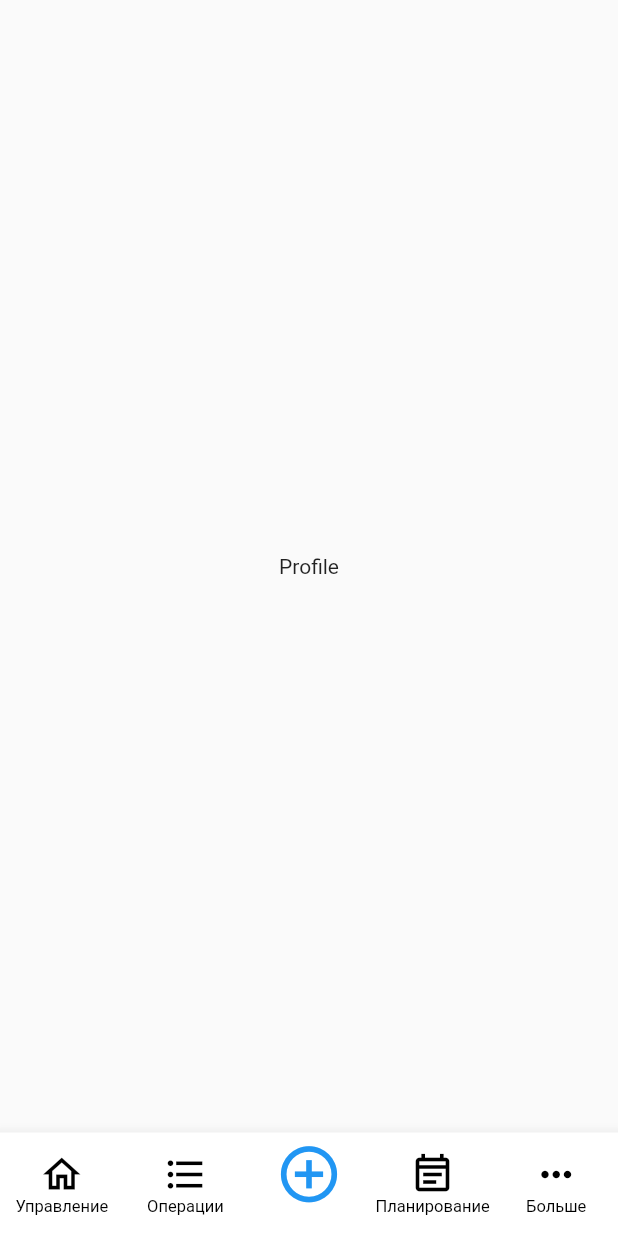
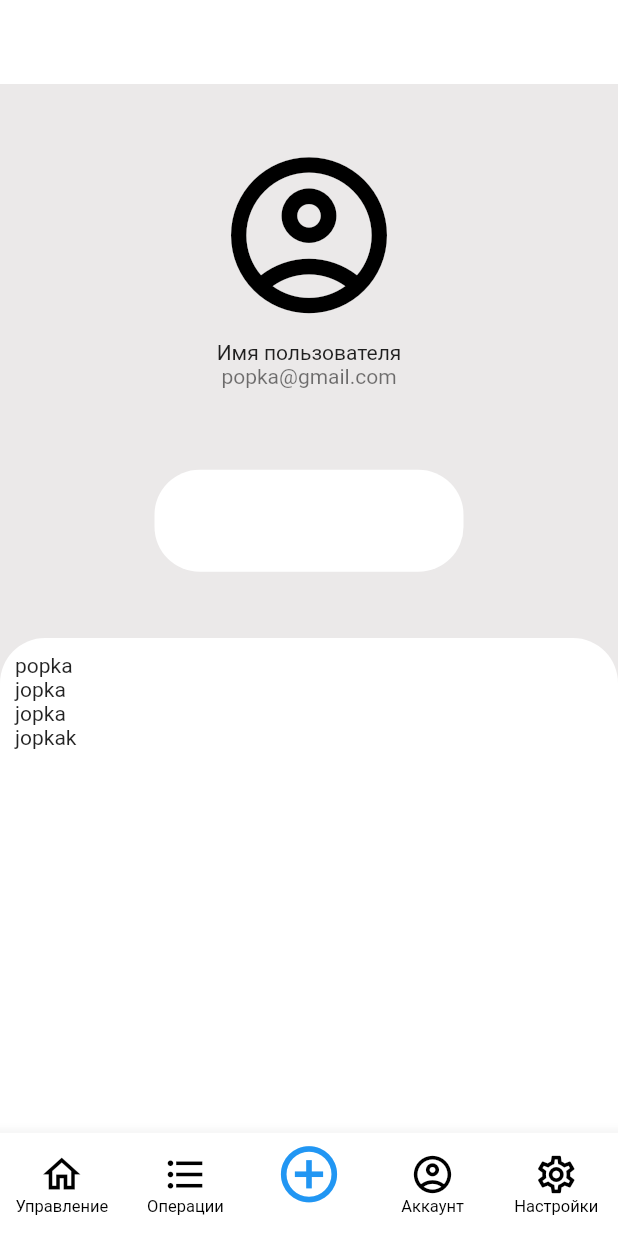
Before and after one commit to nomer900986/fin, a Flutter app: the screen it shows after launch, item 3 of the bottom bar chosen, on a phone screen of 412 x 824 dp. Run offline on Flutter 3.47's test engine with Material 2 defaults, Android fonts, the phone set to English and light mode, and no system bars.

Commit message:
1234135154624k87m356mk8j5ujmt7ek87lti,hdji,dr6789le36,o yuimdtgh

```diff
--- a/lib/main.dart
+++ b/lib/main.dart
@@ -1,7 +1,10 @@
 import 'package:flutter/material.dart';
 import 'package:financial_analysis/home_screen.dart';
 
+
+
 void main() {
+
   runApp(const MyApp());
 }
 
@@ -43,7 +46,6 @@ class MyHomePageState extends State<MyHomePage> {
   @override
   Widget build(BuildContext context) {
     return Scaffold(
-
       body:  this.getBody(),
 
       bottomNavigationBar: BottomNavigationBar(
@@ -69,12 +71,12 @@ class MyHomePageState extends State<MyHomePage> {
             label: '',
           ),
           BottomNavigationBarItem(
-            icon: Icon(Icons.event_note_outlined,size: 30),
-            label: 'Планирование',
+            icon: Icon(Icons.account_circle_outlined, size: 30, color: Colors.black),
+            label: 'Аккаунт',
           ),
           BottomNavigationBarItem(
-            icon: Icon(Icons.more_horiz_outlined,size: 30),
-            label: 'Больше',
+            icon: Icon(Icons.settings_outlined, size: 30, color: Colors.black),
+            label: 'Настройки',
           ),
         ],
         onTap: (int index) {
@@ -128,7 +130,7 @@ class MyControlState extends State<MyControl> {
         leading: Builder(
           builder: (BuildContext context) {
             return IconButton(
-                icon: const Icon( //щас мы его и примем пидорасика ......пора подобедать....пойду полежу чутка
+                icon: const Icon(
                   Icons.account_circle_outlined, size: 30, color: Colors.black,
                 ),
                 onPressed: () {
@@ -203,7 +205,6 @@ class MyControlState extends State<MyControl> {
           ),
         ],
       ),
-
       body: SingleChildScrollView(
         child: Container(
           color: Colors.white10,
@@ -373,7 +374,91 @@ class MyPlans extends StatefulWidget {
 class MyPlansState extends State<MyPlans> {
   @override
   Widget build(BuildContext context) {
-    return Center(child: Text("Profile"));
+    return Scaffold(
+        backgroundColor: const Color.fromRGBO(235,233,233,1),
+        appBar: AppBar(
+          elevation: 0,
+          backgroundColor: Colors.white,
+          title: Text("Профиль"),
+        ),
+        body:
+        Container(
+            child:
+              Column(
+                mainAxisAlignment: MainAxisAlignment.spaceBetween,
+                children: [
+                  Container(
+                    padding: const EdgeInsets.fromLTRB(10, 30, 10, 10),
+                    child:
+                      Column(
+                        mainAxisAlignment: MainAxisAlignment.center,
+                        children: [
+                          Row(
+                            mainAxisAlignment: MainAxisAlignment.center,
+                            children: [
+                                    IconButton(
+                                      iconSize: 125,
+                                    icon: const Icon(
+                                    Icons.account_circle_outlined, size: 125, color: Colors.black,
+                                    ),
+                                    onPressed: () {}
+                                    ),
+                            ],
+                          ),
+                          Text("Имя пользователя"),
+                          Text("popka@gmail.com", style: TextStyle(color: Colors.black54),)
+                        ],
+                      ),
+                  ),
+                      Container( padding: const EdgeInsets.fromLTRB(0,0,0,0), child: Container(
+                          width: MediaQuery.of(context).size.width/2,
+                          height: 68,
+                          padding: const EdgeInsets.all(10.0),
+                          decoration: BoxDecoration(
+                          color: Colors.white,
+                          borderRadius: BorderRadius.circular(30)
+                          ),
+                          child: Column(
+                          children: [],),),),
+                      Container(
+                          height: MediaQuery.of(context).size.height /2.5,
+                          padding: const EdgeInsets.all(10),
+                          decoration: const BoxDecoration(
+                            color: Colors.white,
+                            borderRadius: BorderRadius.only(
+                              topLeft:Radius.circular(30),
+                              topRight:Radius.circular(30),
+                            ),
+                          ),
+                          child: Column(
+                            children: [
+                              Row(
+                                children: [
+                                  Text('popka')
+                                ],
+                              ),
+                              Row(
+                                children: [
+                                  Text('jopka')
+                                ],
+                              ),
+                              Row(
+                                children: [
+                                  Text('jopka')
+                                ],
+                              ),
+                              Row(
+                                children: [
+                                  Text('jopkak')
+                                ],
+                              ),
+                            ],
+                          )
+                      ),
+                ],
+              )
+        )
+    );
   }
 }
 
@@ -389,69 +474,6 @@ class MyMore extends StatefulWidget {
 class MyMoreState extends State<MyMore> {
   @override
   Widget build(BuildContext context) {
-    return Scaffold(
-      backgroundColor: const Color.fromRGBO(235,233,233,1),
-      appBar: AppBar(
-        elevation: 0,
-        backgroundColor: Colors.white,
-
-        actions: <Widget>[
-          Builder(
-              builder: (BuildContext context) {
-                return IconButton(
-                    icon: const Icon(
-                      Icons.settings_outlined, size: 30, color: Colors.black,),
-                    onPressed: () {
-                    }
-                );
-              }
-          ),
-        ],
-      ),
-      body: SingleChildScrollView(
-        child: Container(padding: const EdgeInsets.fromLTRB(0,50,0,0),
-          child: Container(
-
-          width: MediaQuery.of(context).size.width,
-          height: MediaQuery.of(context).size.height,
-          padding: const EdgeInsets.all(10),
-          decoration: const BoxDecoration(
-            color: Colors.white,
-            borderRadius: BorderRadius.only(
-              topLeft:Radius.circular(30),
-              topRight:Radius.circular(30),
-            ),
-          ),
-          child: Container(
-            child: Column(
-
-            children: [
-              Row(
-                children: [
-                  Text('tetert')
-                ],
-              ),
-              Row(
-                children: [
-                  Text('tetert')
-                ],
-              ),
-              Row(
-                children: [
-                  Text('tetert')
-                ],
-              ),
-              Row(
-                children: [
-                  Text('tetert')
-                ],
-              ),
-            ],
-          ),
-          )
-          )
-        ),
-      )
-    );
+    return Center(child: Text("Popka"));
   }
 }
```
